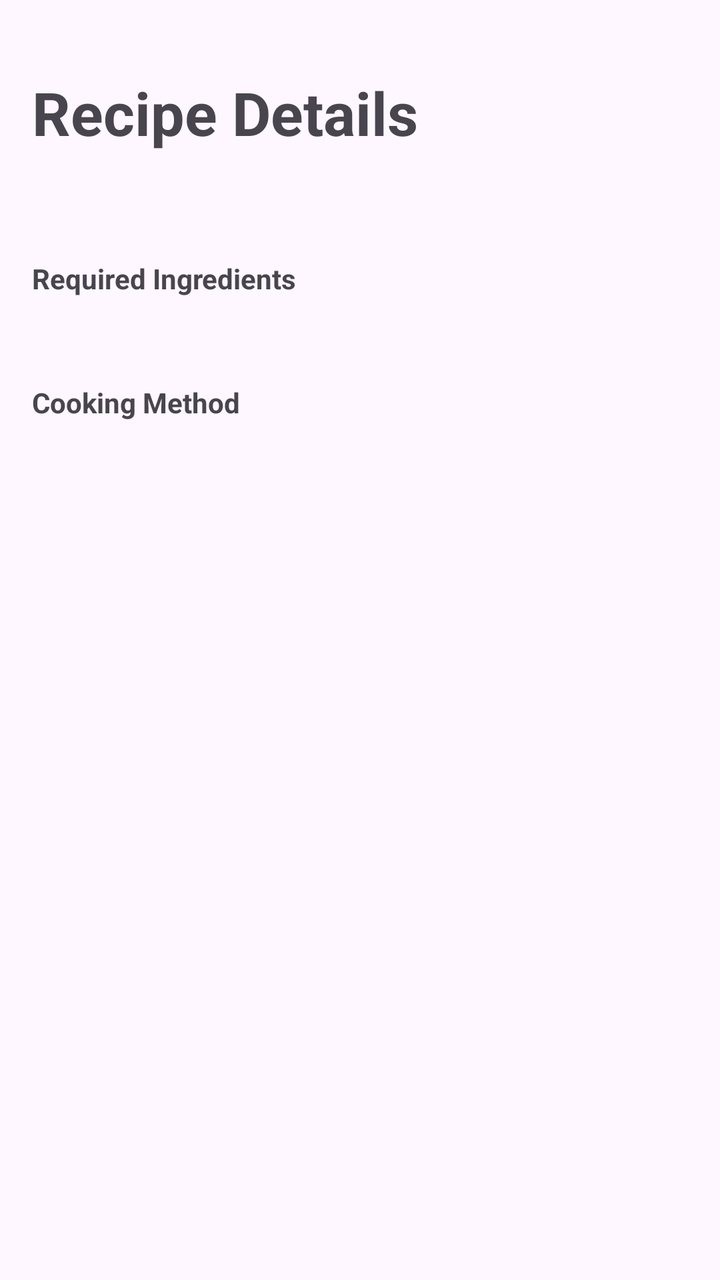
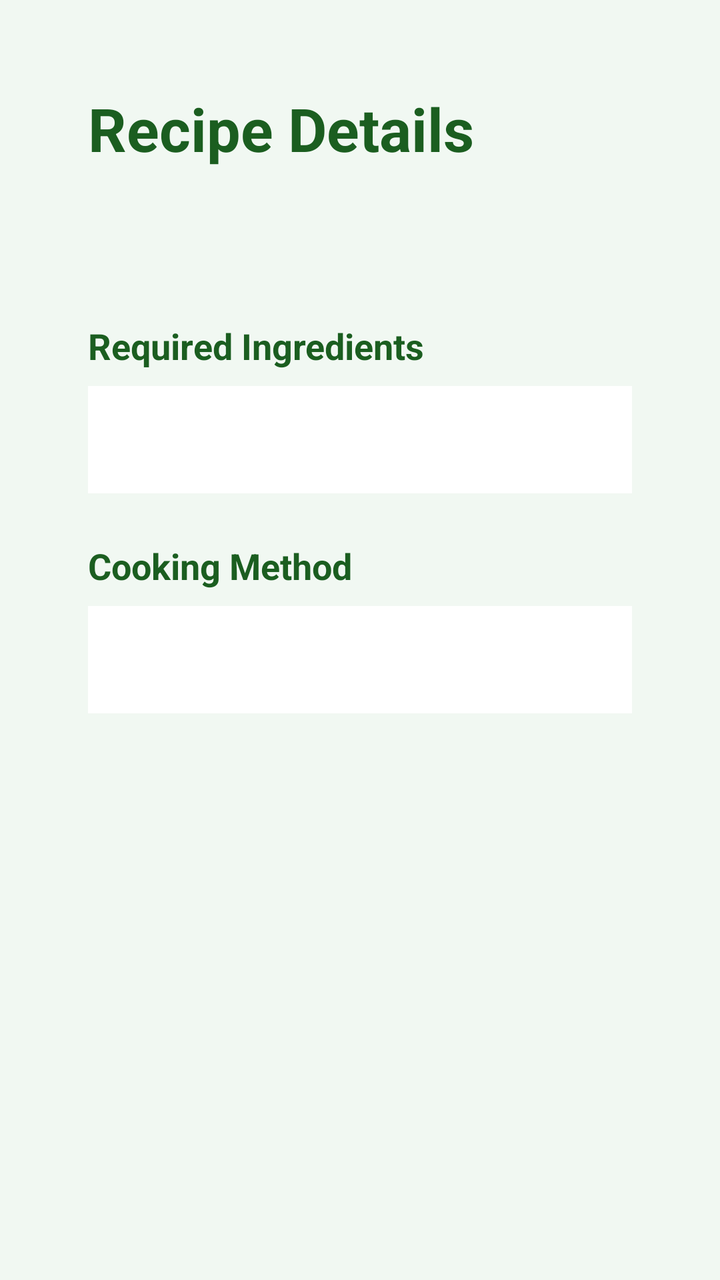

Compare the two renders of this Android layout. The source of the first and the diff that turns it into the second are given below.
<!-- AndroidManifest.xml: application theme Theme.SmartPantryManager -->
<!-- res/layout/activity_recipe_details.xml -->
<?xml version="1.0" encoding="utf-8"?>
<LinearLayout xmlns:android="http://schemas.android.com/apk/res/android"
    android:orientation="vertical"
    android:padding="16dp"
    android:layout_width="match_parent"
    android:layout_height="match_parent">

    <TextView
        android:text="Recipe Details"
        android:textStyle="bold"
        android:layout_marginTop="20dp"
        android:textSize="30dp"
        android:layout_width="wrap_content"
        android:layout_height="wrap_content" />

    <TextView
        android:id="@+id/RecipeName"
        android:textSize="22sp"
        android:textStyle="bold"
        android:layout_marginTop="8dp"
        android:layout_width="wrap_content"
        android:layout_height="wrap_content" />

    <TextView
        android:text="Required Ingredients"
        android:textStyle="bold"
        android:layout_marginTop="16dp"
        android:layout_width="wrap_content"
        android:layout_height="wrap_content" />

    <TextView
        android:id="@+id/Ingredients"
        android:layout_marginTop="8dp"
        android:layout_width="wrap_content"
        android:layout_height="wrap_content" />

    <TextView
        android:text="Cooking Method"
        android:textStyle="bold"
        android:layout_marginTop="16dp"
        android:layout_width="wrap_content"
        android:layout_height="wrap_content" />

    <TextView
        android:id="@+id/RecipeMethod"
        android:layout_marginTop="8dp"
        android:layout_width="wrap_content"
        android:layout_height="wrap_content" />

    <TextView
        android:id="@+id/SuggestedAdditionHeading"
        android:text="Suggested Addition"
        android:textStyle="bold"
        android:visibility="gone"
        android:layout_width="wrap_content"
        android:layout_height="wrap_content" />
    <TextView
        android:id="@+id/SuggestedAddition"
        android:layout_marginTop="8dp"
        android:visibility="gone"
        android:layout_width="wrap_content"
        android:layout_height="wrap_content" />

</LinearLayout>
<!-- resources referenced by this layout -->
<resources>
  <style name="Theme.SmartPantryManager" parent="Base.Theme.SmartPantryManager" />
  <style name="Base.Theme.SmartPantryManager" parent="Theme.Material3.DayNight.NoActionBar">
          
          
      </style>
</resources>

<!-- the commit's change to res/layout/activity_recipe_details.xml (unified diff, before → after) -->
@@ -1,64 +1,94 @@
 <?xml version="1.0" encoding="utf-8"?>
-<LinearLayout xmlns:android="http://schemas.android.com/apk/res/android"
-    android:orientation="vertical"
-    android:padding="16dp"
+<ScrollView xmlns:android="http://schemas.android.com/apk/res/android"
+    android:background="@color/green_very_light"
+    android:padding="24dp"
     android:layout_width="match_parent"
     android:layout_height="match_parent">
 
-    <TextView
-        android:text="Recipe Details"
-        android:textStyle="bold"
-        android:layout_marginTop="20dp"
-        android:textSize="30dp"
-        android:layout_width="wrap_content"
-        android:layout_height="wrap_content" />
+    <LinearLayout
+        android:orientation="vertical"
+        android:padding="20dp"
+        android:layout_width="match_parent"
+        android:layout_height="wrap_content">
 
-    <TextView
-        android:id="@+id/RecipeName"
-        android:textSize="22sp"
-        android:textStyle="bold"
-        android:layout_marginTop="8dp"
-        android:layout_width="wrap_content"
-        android:layout_height="wrap_content" />
+        <TextView
+            android:text="Recipe Details"
+            android:textStyle="bold"
+            android:textSize="30dp"
+            android:textColor="@color/green_dark"
+            android:layout_width="wrap_content"
+            android:layout_height="wrap_content" />
 
-    <TextView
-        android:text="Required Ingredients"
-        android:textStyle="bold"
-        android:layout_marginTop="16dp"
-        android:layout_width="wrap_content"
-        android:layout_height="wrap_content" />
+        <TextView
+            android:id="@+id/RecipeName"
+            android:textSize="24sp"
+            android:textStyle="bold"
+            android:textColor="@color/green_primary"
+            android:layout_marginTop="20dp"
+            android:layout_width="wrap_content"
+            android:layout_height="wrap_content" />
 
-    <TextView
-        android:id="@+id/Ingredients"
-        android:layout_marginTop="8dp"
-        android:layout_width="wrap_content"
-        android:layout_height="wrap_content" />
+        <TextView
+            android:text="Required Ingredients"
+            android:textStyle="bold"
+            android:textSize="18sp"
+            android:textColor="@color/green_dark"
+            android:layout_marginTop="24dp"
+            android:layout_width="wrap_content"
+            android:layout_height="wrap_content" />
 
-    <TextView
-        android:text="Cooking Method"
-        android:textStyle="bold"
-        android:layout_marginTop="16dp"
-        android:layout_width="wrap_content"
-        android:layout_height="wrap_content" />
+        <TextView
+            android:id="@+id/Ingredients"
+            android:background="@color/White"
+            android:textColor="@color/text_primary"
+            android:textSize="16sp"
+            android:lineSpacingExtra="5dp"
+            android:padding="16dp"
+            android:layout_marginTop="8dp"
+            android:layout_width="match_parent"
+            android:layout_height="wrap_content" />
 
-    <TextView
-        android:id="@+id/RecipeMethod"
-        android:layout_marginTop="8dp"
-        android:layout_width="wrap_content"
-        android:layout_height="wrap_content" />
+        <TextView
+            android:text="Cooking Method"
+            android:textStyle="bold"
+            android:textColor="@color/green_dark"
+            android:textSize="18sp"
+            android:layout_marginTop="24dp"
+            android:layout_width="wrap_content"
+            android:layout_height="wrap_content" />
 
-    <TextView
-        android:id="@+id/SuggestedAdditionHeading"
-        android:text="Suggested Addition"
-        android:textStyle="bold"
-        android:visibility="gone"
-        android:layout_width="wrap_content"
-        android:layout_height="wrap_content" />
-    <TextView
-        android:id="@+id/SuggestedAddition"
-        android:layout_marginTop="8dp"
-        android:visibility="gone"
-        android:layout_width="wrap_content"
-        android:layout_height="wrap_content" />
+        <TextView
+            android:id="@+id/RecipeMethod"
+            android:background="@color/White"
+            android:textColor="@color/text_primary"
+            android:textSize="16sp"
+            android:lineSpacingExtra="5dp"
+            android:padding="16dp"
+            android:layout_marginTop="8dp"
+            android:layout_width="match_parent"
+            android:layout_height="wrap_content" />
 
-</LinearLayout>
+        <TextView
+            android:id="@+id/SuggestedAdditionHeading"
+            android:text="Suggested Addition"
+            android:textStyle="bold"
+            android:visibility="gone"
+            android:textColor="@color/green_dark"
+            android:textSize="18sp"
+            android:layout_marginTop="24dp"
+            android:layout_width="wrap_content"
+            android:layout_height="wrap_content" />
+        <TextView
+            android:id="@+id/SuggestedAddition"
+            android:background="@color/green_light"
+            android:textColor="@color/green_dark"
+            android:textSize="16sp"
+            android:textStyle="bold"
+            android:padding="16dp"
+            android:layout_marginTop="8dp"
+            android:visibility="gone"
+            android:layout_width="wrap_content"
+            android:layout_height="wrap_content" />
+    </LinearLayout>
+
+</ScrollView>
<!-- resource entries referenced after the edit -->
@@ -1,5 +1,11 @@
 <!-- resources referenced by this layout -->
 <resources>
+  <color name="White">#FFFFFF</color>
+  <color name="green_dark">#1B5E20</color>
+  <color name="green_light">#E8F5E9</color>
+  <color name="green_primary">#2E7D32</color>
+  <color name="green_very_light">#F1F8F2</color>
+  <color name="text_primary">#1F2A1F</color>
   <style name="Theme.SmartPantryManager" parent="Base.Theme.SmartPantryManager" />
   <style name="Base.Theme.SmartPantryManager" parent="Theme.Material3.DayNight.NoActionBar">
           
